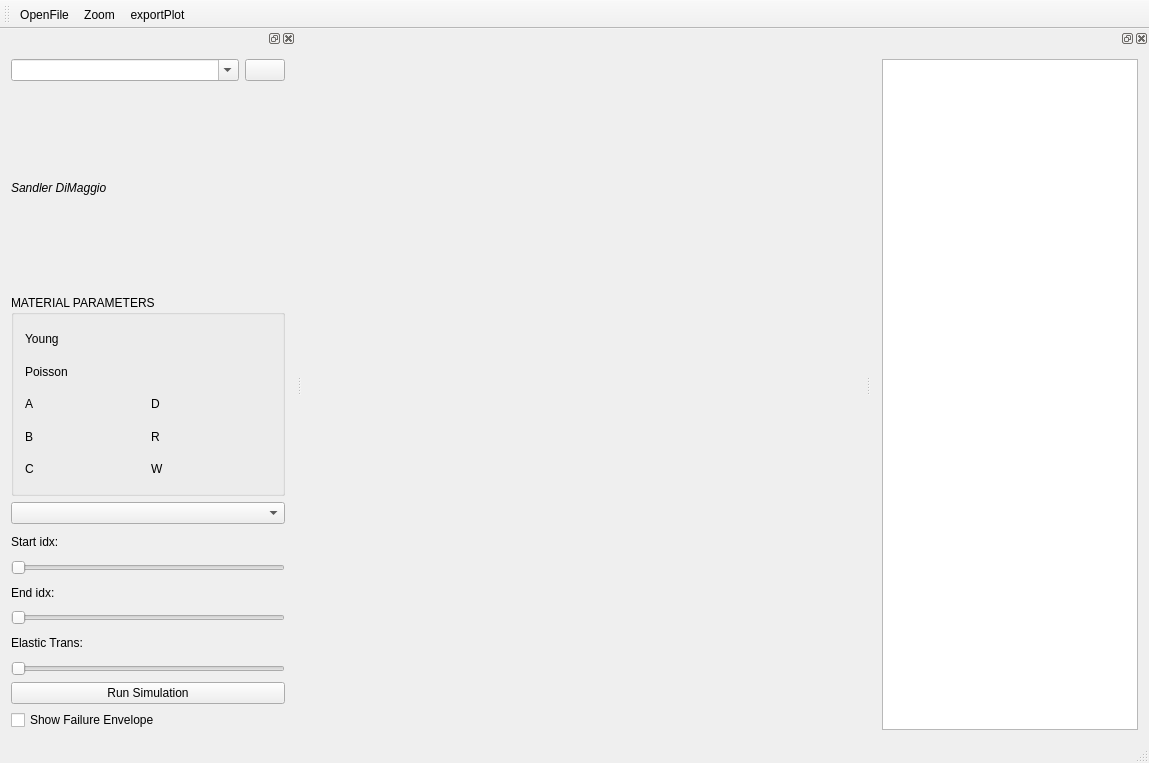
This is Projects/Plasticity/PlasticityQT/mainwindow.ui in labmec/neopz as Qt 5 draws it before an edit. The edited form follows.
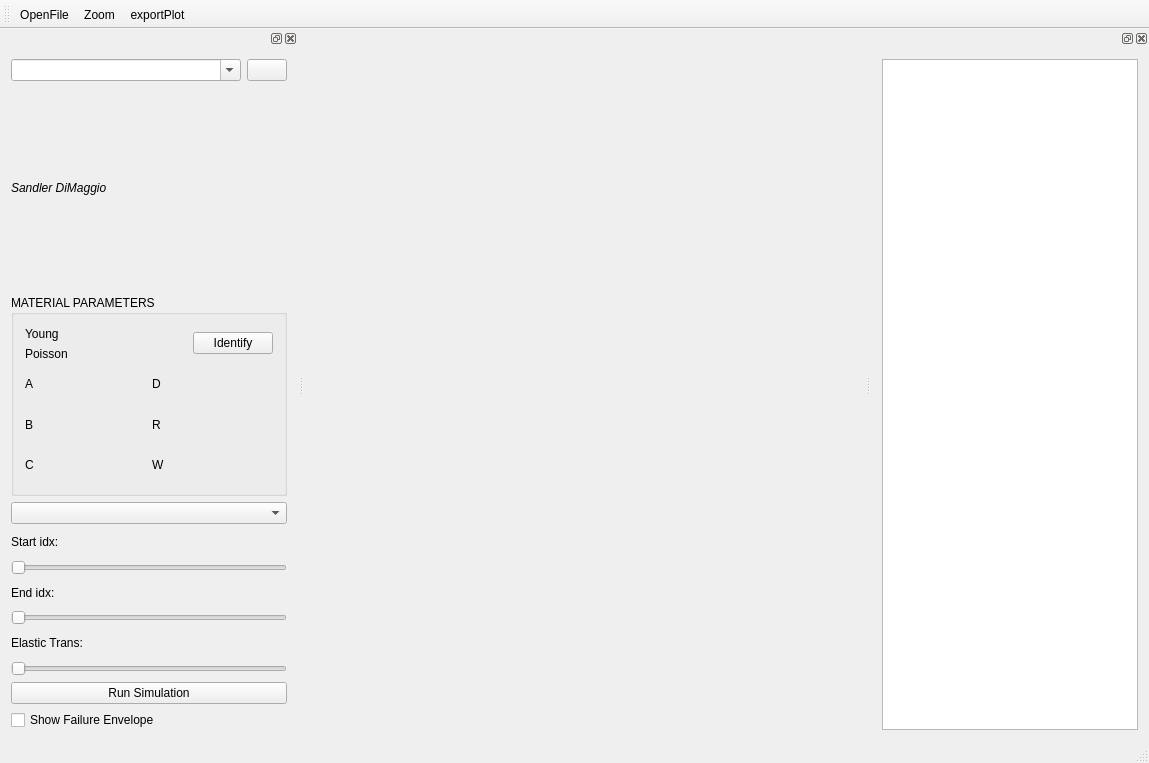
This is the edited form. Custom widgets are drawn as their Qt base class.

Commit message: Project Plasticity QT - Added IdentifyElasticity

Patch:
```diff
--- a/Projects/Plasticity/PlasticityQT/mainwindow.ui
+++ b/Projects/Plasticity/PlasticityQT/mainwindow.ui
@@ -142,7 +142,7 @@
    </property>
    <property name="minimumSize">
     <size>
-     <width>296</width>
+     <width>298</width>
      <height>582</height>
     </size>
    </property>
@@ -212,17 +212,17 @@
        <property name="title">
         <string>MATERIAL PARAMETERS</string>
        </property>
-       <layout class="QGridLayout" name="gridLayout_3">
+       <layout class="QGridLayout" name="gridLayout_4">
         <item row="0" column="0" colspan="2">
-         <layout class="QHBoxLayout" name="horizontalLayout">
-          <item>
+         <layout class="QGridLayout" name="gridLayout_3">
+          <item row="0" column="0">
            <widget class="QLabel" name="label_8">
             <property name="text">
              <string>Young</string>
             </property>
            </widget>
           </item>
-          <item>
+          <item row="0" column="1" colspan="2">
            <widget class="QwtCounter" name="young_counter">
             <property name="numButtons">
              <number>1</number>
@@ -235,18 +235,21 @@
             </property>
            </widget>
           </item>
-         </layout>
-        </item>
-        <item row="1" column="0" colspan="2">
-         <layout class="QHBoxLayout" name="horizontalLayout_2">
-          <item>
+          <item row="0" column="3" rowspan="2">
+           <widget class="QPushButton" name="identifyBtn">
+            <property name="text">
+             <string>Identify</string>
+            </property>
+           </widget>
+          </item>
+          <item row="1" column="0" colspan="2">
            <widget class="QLabel" name="label_11">
             <property name="text">
              <string>Poisson</string>
             </property>
            </widget>
           </item>
-          <item>
+          <item row="1" column="2">
            <widget class="QwtCounter" name="poisson_counter">
             <property name="numButtons">
              <number>1</number>
@@ -264,7 +267,7 @@
           </item>
          </layout>
         </item>
-        <item row="2" column="0">
+        <item row="1" column="0">
          <layout class="QHBoxLayout" name="horizontalLayout_3">
           <item>
            <widget class="QLabel" name="label_13">
@@ -288,7 +291,7 @@
           </item>
          </layout>
         </item>
-        <item row="2" column="1">
+        <item row="1" column="1">
          <layout class="QHBoxLayout" name="horizontalLayout_6">
           <item>
            <widget class="QLabel" name="label_21">
@@ -312,7 +315,7 @@
           </item>
          </layout>
         </item>
-        <item row="3" column="0">
+        <item row="2" column="0">
          <layout class="QHBoxLayout" name="horizontalLayout_4">
           <item>
            <widget class="QLabel" name="label_12">
@@ -336,7 +339,7 @@
           </item>
          </layout>
         </item>
-        <item row="3" column="1">
+        <item row="2" column="1">
          <layout class="QHBoxLayout" name="horizontalLayout_7">
           <item>
            <widget class="QLabel" name="label_29">
@@ -360,7 +363,7 @@
           </item>
          </layout>
         </item>
-        <item row="4" column="0">
+        <item row="3" column="0">
          <layout class="QHBoxLayout" name="horizontalLayout_5">
           <item>
            <widget class="QLabel" name="label_15">
@@ -387,7 +390,7 @@
           </item>
          </layout>
         </item>
-        <item row="4" column="1">
+        <item row="3" column="1">
          <layout class="QHBoxLayout" name="horizontalLayout_8">
           <item>
            <widget class="QLabel" name="label_31">
```
The commit also changes 5 other files.
